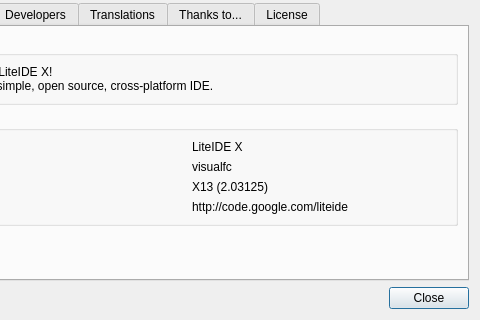
Qt form liteidex/src/liteapp/aboutdialog.ui (seanxyh/liteide) before a commit; both pictures show x 102 to 582 and y 112 to 432 of the 582 by 432 pixel window.
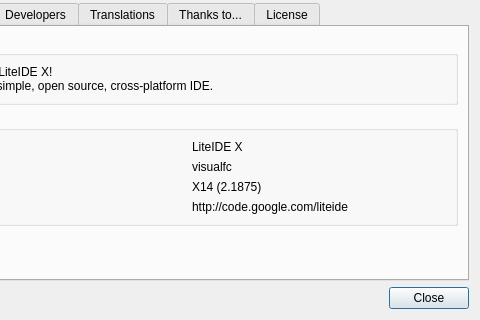
The same form after that commit. Icons and pictures are not drawn.

```diff
--- a/liteidex/src/liteapp/aboutdialog.ui
+++ b/liteidex/src/liteapp/aboutdialog.ui
@@ -249,7 +249,7 @@
           <item row="2" column="1">
            <widget class="QLabel" name="label_16">
             <property name="text">
-             <string notr="true">X13 (2.03125)</string>
+             <string notr="true">X14 (2.1875)</string>
             </property>
            </widget>
           </item>
```
Left out of the diff: 4 changed lines with no effect on the pictures.
